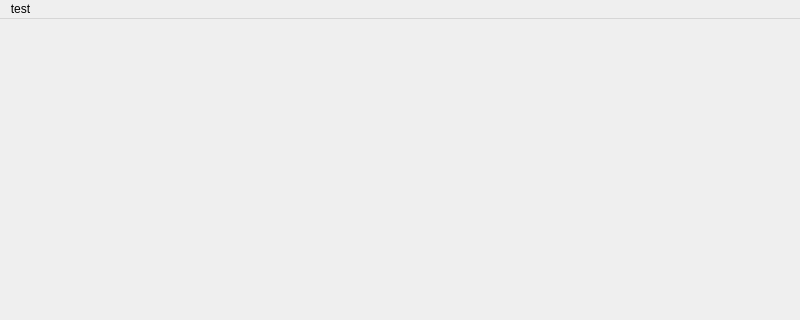
Old version of the form mainwindow.ui in the repository commmrade/TorrentClient; both pictures show x 0 to 800 and y 0 to 320 of the 800 by 600 pixel window.
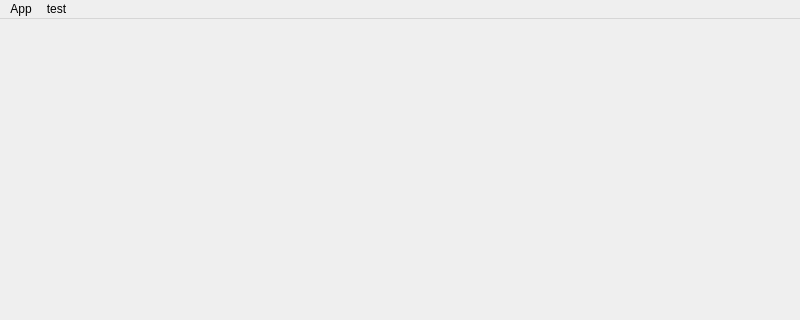
New version of the form.

The edit to the form file:
```diff
--- a/mainwindow.ui
+++ b/mainwindow.ui
@@ -30,6 +30,13 @@
     <addaction name="actiontest1"/>
     <addaction name="actiontest2"/>
    </widget>
+   <widget class="QMenu" name="menuApp">
+    <property name="title">
+     <string>App</string>
+    </property>
+    <addaction name="actionSettings"/>
+   </widget>
+   <addaction name="menuApp"/>
    <addaction name="menutest"/>
   </widget>
   <widget class="QStatusBar" name="statusbar"/>
```
Left out of the diff: 9 changed lines with no effect on the pictures.
